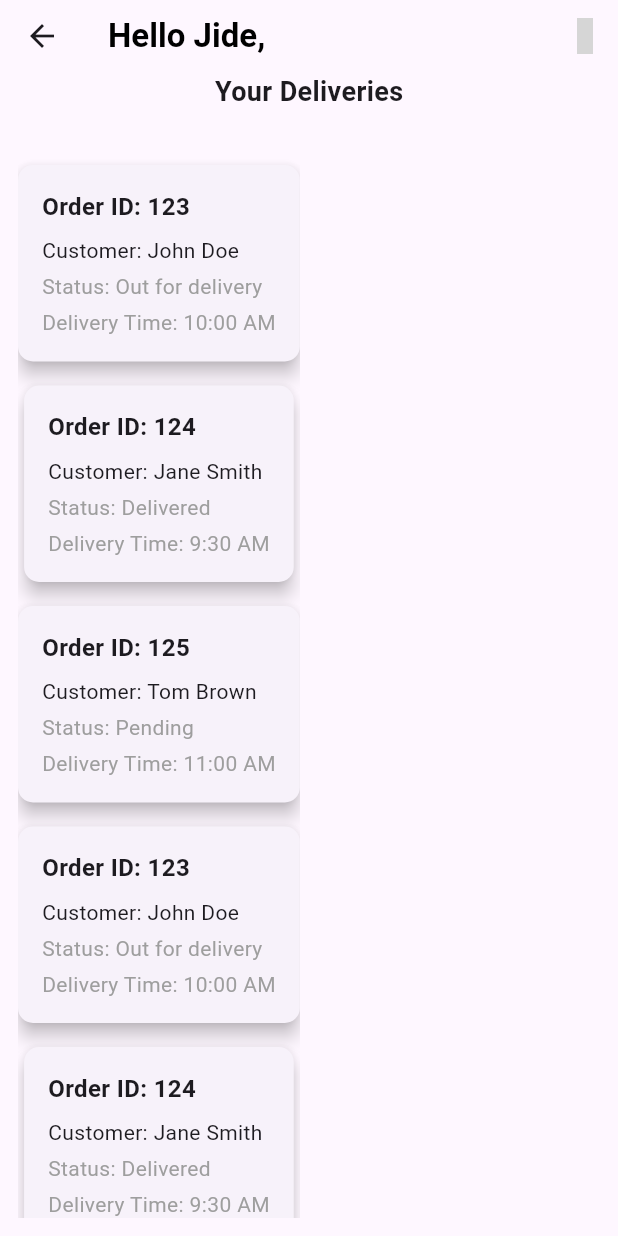
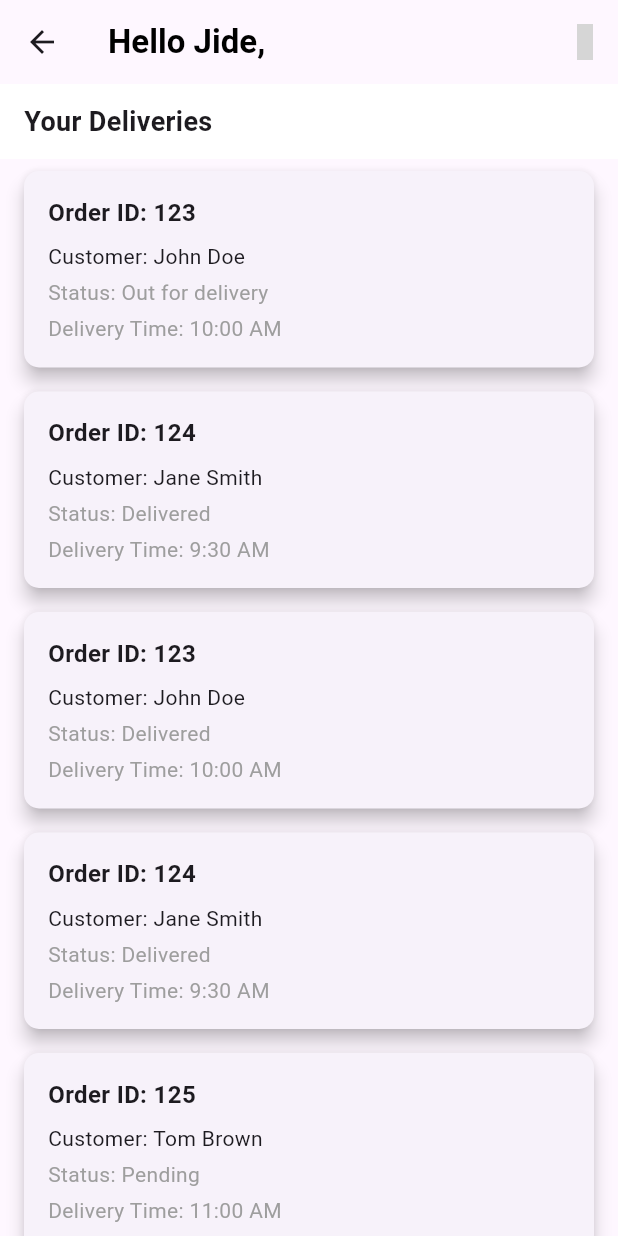
Before and after one commit to Tosin8/stride_delivery, a Flutter app: the Deliveries screen opened directly, on a phone screen of 412 x 824 dp. Run offline on Flutter 3.47's test engine with Material 3 defaults, Android fonts, the phone set to English and light mode, and no system bars; our stand-ins replace animate_do, cloud_firestore, connectivity_plus, firebase_auth, firebase_core, firebase_storage and 10 more; accounts and stored records are empty; network calls fail; project files that could hold a hidden picture were left out; grey boxes are pictures that could not be loaded.

Commit message:
Update deliveries.dart

```diff
--- a/lib/screens/deliveries.dart
+++ b/lib/screens/deliveries.dart
@@ -9,31 +9,34 @@ class Deliveries extends StatefulWidget {
 }
 
 class _DeliveriesState extends State<Deliveries> {
-  // Sample data for deliveries
   final List<Delivery> deliveries = [
     Delivery(orderId: '123', customerName: 'John Doe', status: 'Out for delivery', deliveryTime: '10:00 AM'),
     Delivery(orderId: '124', customerName: 'Jane Smith', status: 'Delivered', deliveryTime: '9:30 AM'),
     Delivery(orderId: '125', customerName: 'Tom Brown', status: 'Pending', deliveryTime: '11:00 AM'),
-    Delivery(orderId: '123', customerName: 'John Doe', status: 'Out for delivery', deliveryTime: '10:00 AM'),
+     Delivery(orderId: '123', customerName: 'John Doe', status: 'Delivered', deliveryTime: '10:00 AM'),
     Delivery(orderId: '124', customerName: 'Jane Smith', status: 'Delivered', deliveryTime: '9:30 AM'),
-    Delivery(orderId: '125', customerName: 'Tom Brown', status: 'Pending', deliveryTime: '11:00 AM'),Delivery(orderId: '123', customerName: 'John Doe', status: 'Out for delivery', deliveryTime: '10:00 AM'),
-    Delivery(orderId: '124', customerName: 'Jane Smith', status: 'Delivered', deliveryTime: '9:30 AM'),
-    Delivery(orderId: '125', customerName: 'Tom Brown', status: 'Pending', deliveryTime: '11:00 AM'),Delivery(orderId: '123', customerName: 'John Doe', status: 'Out for delivery', deliveryTime: '10:00 AM'),
+    Delivery(orderId: '125', customerName: 'Tom Brown', status: 'Pending', deliveryTime: '11:00 AM'),
+  ];
 
-  ];
+  @override
+  void initState() {
+    super.initState();
+    sortDeliveriesByStatus();
+  }
+
+  void sortDeliveriesByStatus() {
+    // Define the order of statuses
+    const statusOrder = ['Out for delivery', 'Delivered', 'Pending'];
+    // Sort deliveries based on status
+    deliveries.sort((a, b) => statusOrder.indexOf(a.status).compareTo(statusOrder.indexOf(b.status)));
+  }
 
   @override
   Widget build(BuildContext context) {
     return Scaffold(
       appBar: AppBar(
-        bottom: const PreferredSize(preferredSize: Size.fromHeight(18), child: Column(
-          mainAxisAlignment: MainAxisAlignment.start,
-          crossAxisAlignment: CrossAxisAlignment.start,
-          children: [
-          Text('Your Deliveries', style: TextStyle(fontSize: 18, fontWeight: FontWeight.w600),),
-        ])),
         title: const Text(
-          'Hello Jide, ',
+          'Hello Jide,',
           style: TextStyle(
             fontSize: 22,
             fontWeight: FontWeight.w600,
@@ -41,45 +44,70 @@ class _DeliveriesState extends State<Deliveries> {
           ),
         ),
         actions: const [
-          Icon(Iconsax.logout, color: Colors.black,),
-          SizedBox(width: 10,),
+          Icon(Iconsax.logout, color: Colors.black),
+          SizedBox(width: 10),
         ],
-
       ),
       body: deliveries.isEmpty
           ? const Center(child: Text('No Orders to Deliver'))
-          : Padding(
-              padding: const EdgeInsets.all(12.0),
-              child: SingleChildScrollView(
-                scrollDirection: Axis.vertical,
-                child: Column(
-                  mainAxisAlignment: MainAxisAlignment.start,
-                  crossAxisAlignment: CrossAxisAlignment.start,
-                  children: [
-
-                    const SizedBox(height: 16),
-                    Column(
-                      children: deliveries.map((delivery) => DeliveryCard(delivery: delivery)).toList(),
+          : CustomScrollView(
+              slivers: [
+                SliverPersistentHeader(
+                  pinned: true,
+                  delegate: _SliverAppBarDelegate(
+                    minHeight: 50.0,
+                    maxHeight: 50.0,
+                    child: Container(
+                      color: Colors.white,
+                      padding: const EdgeInsets.symmetric(horizontal: 16.0),
+                      alignment: Alignment.centerLeft,
+                      child: const Text(
+                        'Your Deliveries',
+                        style: TextStyle(fontSize: 18, fontWeight: FontWeight.w600),
+                      ),
                     ),
-                    const SizedBox(height: 24),
-
-                  ],
+                  ),
                 ),
-              ),
+                SliverList(
+                  delegate: SliverChildBuilderDelegate(
+                    (context, index) {
+                      return DeliveryCard(delivery: deliveries[index]);
+                    },
+                    childCount: deliveries.length,
+                  ),
+                ),
+              ],
             ),
     );
   }
 }
 
-class DeliveryTitle extends StatelessWidget {
-  const DeliveryTitle({
-    super.key,
-    required this.title,
+class _SliverAppBarDelegate extends SliverPersistentHeaderDelegate {
+  _SliverAppBarDelegate({
+    required this.minHeight,
+    required this.maxHeight,
+    required this.child,
   });
-  final String title;
+
+  final double minHeight;
+  final double maxHeight;
+  final Widget child;
+
   @override
-  Widget build(BuildContext context) {
-    return Text(title, style: const TextStyle(fontSize: 18, fontWeight: FontWeight.bold),);
+  double get minExtent => minHeight;
+  @override
+  double get maxExtent => maxHeight;
+
+  @override
+  Widget build(BuildContext context, double shrinkOffset, bool overlapsContent) {
+    return child;
+  }
+
+  @override
+  bool shouldRebuild(_SliverAppBarDelegate oldDelegate) {
+    return maxHeight != oldDelegate.maxHeight ||
+        minHeight != oldDelegate.minHeight ||
+        child != oldDelegate.child;
   }
 }
 
@@ -109,7 +137,7 @@ class DeliveryCard extends StatelessWidget {
       shape: RoundedRectangleBorder(
         borderRadius: BorderRadius.circular(10),
       ),
-      margin: const EdgeInsets.symmetric(vertical: 8),
+      margin: const EdgeInsets.symmetric(horizontal: 16.0, vertical: 8),
       child: Padding(
         padding: const EdgeInsets.all(16.0),
         child: Column(
```
